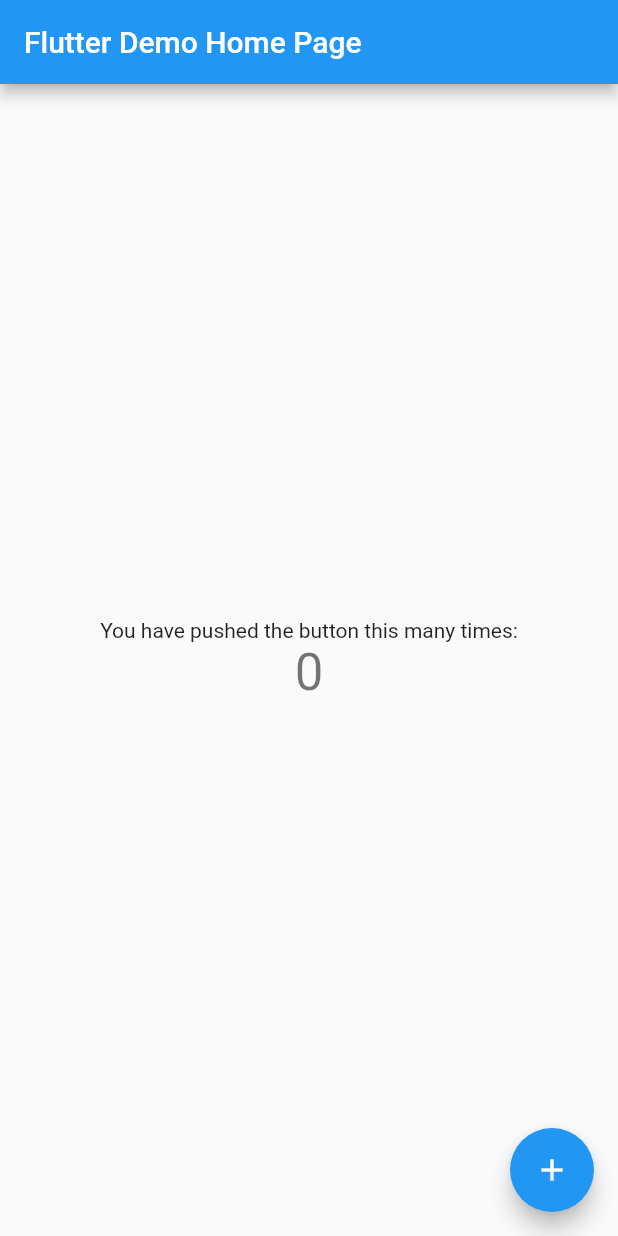
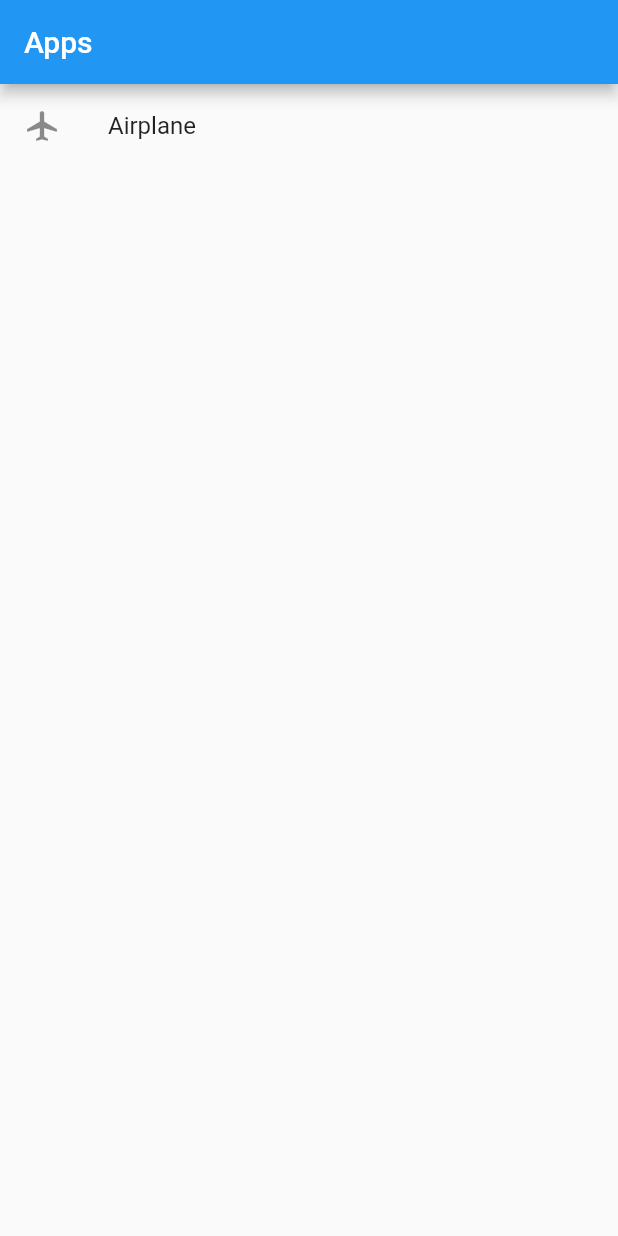
Before and after one commit to erdoganerhan/flutter_animation, a Flutter app: the screen it shows after launch, on a phone screen of 412 x 824 dp. Run offline on Flutter 3.47's test engine with Material 2 defaults, Android fonts, the phone set to English and light mode, and no system bars; Roboto replaces fonts that are missing (Varela).

Commit message:
basic configuration

```diff
--- /dev/null
+++ b/lib/config/navigation.dart
@@ -0,0 +1,17 @@
+import 'package:flutter/material.dart';
+import 'package:flutter_animation/pages/apps.dart';
+
+class AppRoutes {
+  static Route? onGenerateRoutes(RouteSettings settings) {
+    switch (settings.name) {
+      case '/':
+        return _materialRoute(const Apps());
+      default:
+        return null;
+    }
+  }
+
+  static Route<dynamic> _materialRoute(Widget view) {
+    return MaterialPageRoute(builder: (_) => view);
+  }
+}
--- a/lib/main.dart
+++ b/lib/main.dart
@@ -1,115 +1,19 @@
 import 'package:flutter/material.dart';
+import 'config/navigation.dart';
 
-void main() {
-  runApp(const MyApp());
-}
+void main() => runApp(const Main());
 
-class MyApp extends StatelessWidget {
-  const MyApp({Key? key}) : super(key: key);
+class Main extends StatelessWidget {
+  const Main({Key? key}) : super(key: key);
 
-  // This widget is the root of your application.
   @override
   Widget build(BuildContext context) {
     return MaterialApp(
-      title: 'Flutter Demo',
+      debugShowCheckedModeBanner: false,
       theme: ThemeData(
-        // This is the theme of your application.
-        //
-        // Try running your application with "flutter run". You'll see the
-        // application has a blue toolbar. Then, without quitting the app, try
-        // changing the primarySwatch below to Colors.green and then invoke
-        // "hot reload" (press "r" in the console where you ran "flutter run",
-        // or simply save your changes to "hot reload" in a Flutter IDE).
-        // Notice that the counter didn't reset back to zero; the application
-        // is not restarted.
-        primarySwatch: Colors.blue,
+        fontFamily: "Varela",
       ),
-      home: const MyHomePage(title: 'Flutter Demo Home Page'),
+      onGenerateRoute: AppRoutes.onGenerateRoutes,
     );
   }
 }
-
-class MyHomePage extends StatefulWidget {
-  const MyHomePage({Key? key, required this.title}) : super(key: key);
-
-  // This widget is the home page of your application. It is stateful, meaning
-  // that it has a State object (defined below) that contains fields that affect
-  // how it looks.
-
-  // This class is the configuration for the state. It holds the values (in this
-  // case the title) provided by the parent (in this case the App widget) and
-  // used by the build method of the State. Fields in a Widget subclass are
-  // always marked "final".
-
-  final String title;
-
-  @override
-  State<MyHomePage> createState() => _MyHomePageState();
-}
-
-class _MyHomePageState extends State<MyHomePage> {
-  int _counter = 0;
-
-  void _incrementCounter() {
-    setState(() {
-      // This call to setState tells the Flutter framework that something has
-      // changed in this State, which causes it to rerun the build method below
-      // so that the display can reflect the updated values. If we changed
-      // _counter without calling setState(), then the build method would not be
-      // called again, and so nothing would appear to happen.
-      _counter++;
-    });
-  }
-
-  @override
-  Widget build(BuildContext context) {
-    // This method is rerun every time setState is called, for instance as done
-    // by the _incrementCounter method above.
-    //
-    // The Flutter framework has been optimized to make rerunning build methods
-    // fast, so that you can just rebuild anything that needs updating rather
-    // than having to individually change instances of widgets.
-    return Scaffold(
-      appBar: AppBar(
-        // Here we take the value from the MyHomePage object that was created by
-        // the App.build method, and use it to set our appbar title.
-        title: Text(widget.title),
-      ),
-      body: Center(
-        // Center is a layout widget. It takes a single child and positions it
-        // in the middle of the parent.
-        child: Column(
-          // Column is also a layout widget. It takes a list of children and
-          // arranges them vertically. By default, it sizes itself to fit its
-          // children horizontally, and tries to be as tall as its parent.
-          //
-          // Invoke "debug painting" (press "p" in the console, choose the
-          // "Toggle Debug Paint" action from the Flutter Inspector in Android
-          // Studio, or the "Toggle Debug Paint" command in Visual Studio Code)
-          // to see the wireframe for each widget.
-          //
-          // Column has various properties to control how it sizes itself and
-          // how it positions its children. Here we use mainAxisAlignment to
-          // center the children vertically; the main axis here is the vertical
-          // axis because Columns are vertical (the cross axis would be
-          // horizontal).
-          mainAxisAlignment: MainAxisAlignment.center,
-          children: <Widget>[
-            const Text(
-              'You have pushed the button this many times:',
-            ),
-            Text(
-              '$_counter',
-              style: Theme.of(context).textTheme.headline4,
-            ),
-          ],
-        ),
-      ),
-      floatingActionButton: FloatingActionButton(
-        onPressed: _incrementCounter,
-        tooltip: 'Increment',
-        child: const Icon(Icons.add),
-      ), // This trailing comma makes auto-formatting nicer for build methods.
-    );
-  }
-}
--- /dev/null
+++ b/lib/pages/apps.dart
@@ -0,0 +1,32 @@
+import 'package:flutter/material.dart';
+import 'package:flutter_animation/pages/airplane.dart';
+
+class Apps extends StatefulWidget {
+  const Apps({Key? key}) : super(key: key);
+
+  @override
+  _AppsState createState() => _AppsState();
+}
+
+class _AppsState extends State<Apps> {
+  @override
+  Widget build(BuildContext context) {
+    return Scaffold(
+        appBar: AppBar(
+          title: const Text('Apps'),
+        ),
+        body: Column(
+          children: [
+            ListTile(
+                leading: const Icon(Icons.airplanemode_active),
+                title: const Text('Airplane'),
+                onTap: () {
+                  Navigator.push(
+                    context,
+                    MaterialPageRoute(builder: (context) => const Airplane()),
+                  );
+                })
+          ],
+        ));
+  }
+}
```
Also changed, not shown: 1 other file.
